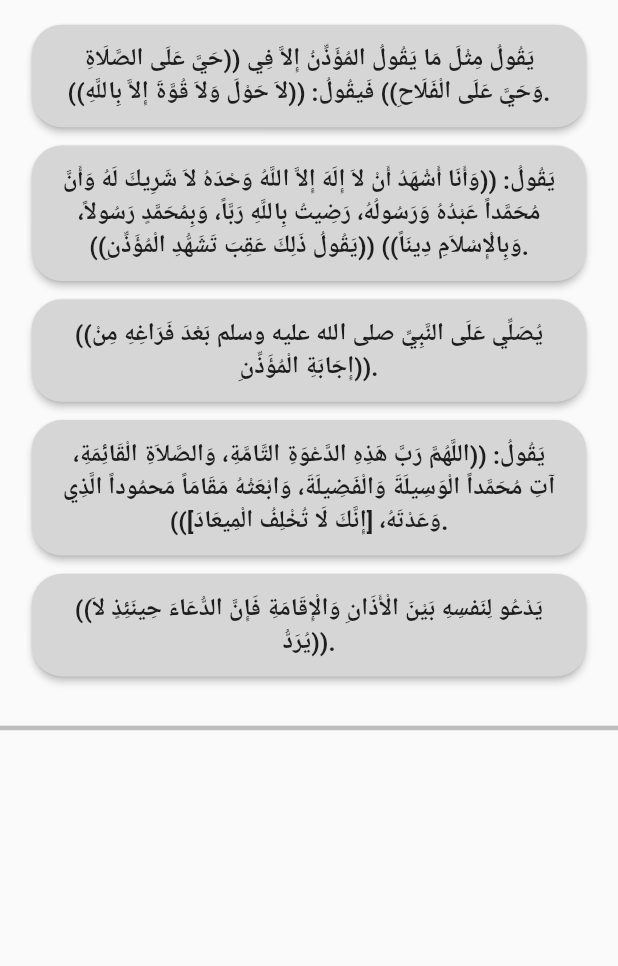
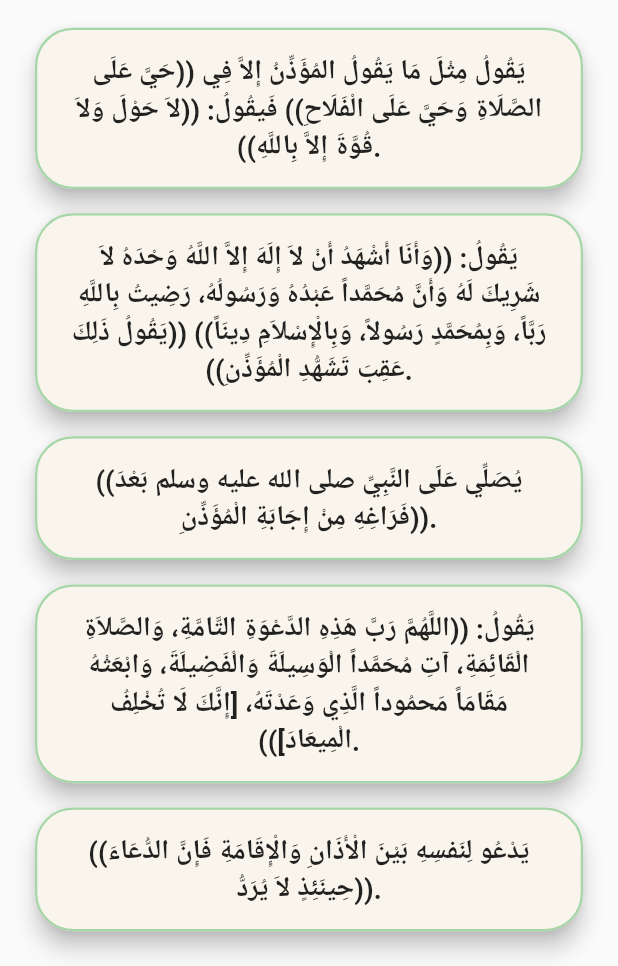
Before and after one commit to moaz-abdeltawab92/Tazkira, a Flutter app: the AzkarScreen screen opened directly, tab 3 chosen, on a phone screen of 412 x 824 dp, the part 270-1236 px from its top. Run offline on Flutter 3.47's test engine with Material 3 defaults, Android fonts, the phone set to English and light mode, and no system bars; our stand-ins replace firebase_core, flutter_screenutil, google_fonts, shared_preferences; missing offline and left inert: quran_library; accounts and stored records are empty; Roboto replaces fonts that are missing (Tajawal).

Commit message:
update azkar tile design

```diff
--- a/lib/presentation/widgets/azkar/azkar_tile.dart
+++ b/lib/presentation/widgets/azkar/azkar_tile.dart
@@ -1,5 +1,6 @@
 import 'package:flutter/material.dart';
 import 'package:flutter_screenutil/flutter_screenutil.dart';
+import 'package:google_fonts/google_fonts.dart';
 
 Widget buildAzkarTile(String zekr) {
   return Container(
@@ -8,19 +9,21 @@ Widget buildAzkarTile(String zekr) {
       maxWidth: 0.9.sw,
     ),
     child: Card(
-      color: Colors.grey[350],
-      elevation: 2,
-      margin: EdgeInsets.symmetric(vertical: 6.h, horizontal: 8.w),
+      color: const Color(0xFFF9F5EC),
+      elevation: 6,
+      margin: EdgeInsets.symmetric(vertical: 8.h, horizontal: 10.w),
       shape: RoundedRectangleBorder(
-        borderRadius: BorderRadius.circular(20.r),
+        borderRadius: BorderRadius.circular(25.r),
+        side: BorderSide(color: Colors.green.shade200, width: 1.5),
       ),
       child: Padding(
-        padding: EdgeInsets.symmetric(vertical: 12.h, horizontal: 16.w),
+        padding: EdgeInsets.symmetric(vertical: 16.h, horizontal: 20.w),
         child: Text(
           zekr,
-          style: TextStyle(
-            fontSize: 16.sp,
-            fontWeight: FontWeight.bold,
+          style: GoogleFonts.tajawal(
+            fontSize: 18.sp,
+            fontWeight: FontWeight.w600,
+            color: Colors.black87,
           ),
           textAlign: TextAlign.center,
         ),
```
